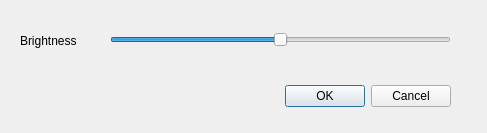
The window that brightnessdialog.ui (amothm80/QtIPEP) describes before a commit, drawn with Qt 5.
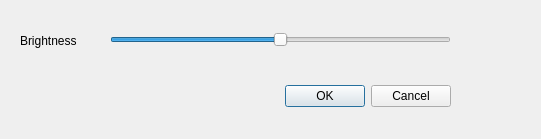
The same window after the commit.

```diff
--- a/brightnessdialog.ui
+++ b/brightnessdialog.ui
@@ -6,8 +6,8 @@
    <rect>
     <x>0</x>
     <y>0</y>
-    <width>487</width>
-    <height>133</height>
+    <width>541</width>
+    <height>139</height>
    </rect>
   </property>
   <property name="windowTitle">
```
